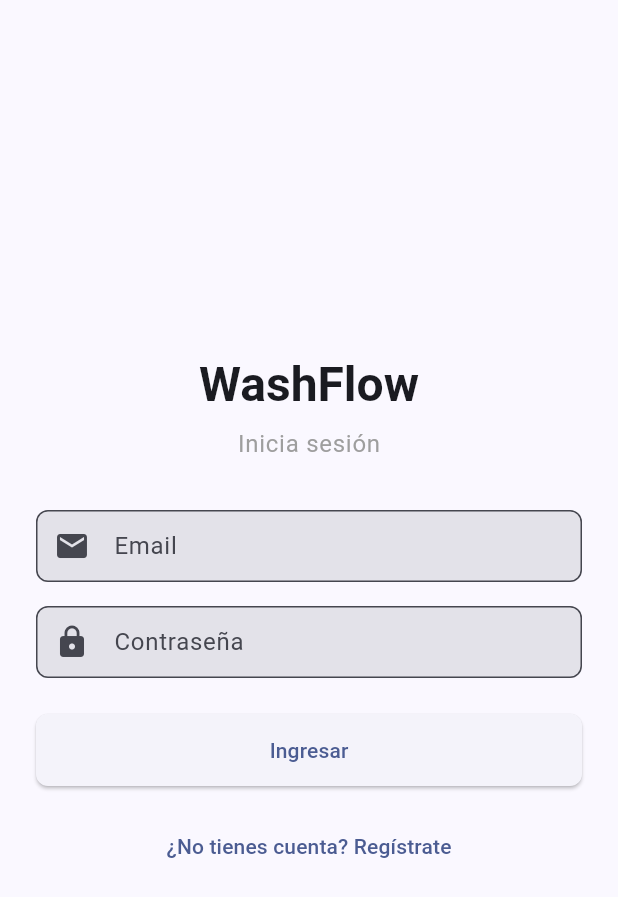
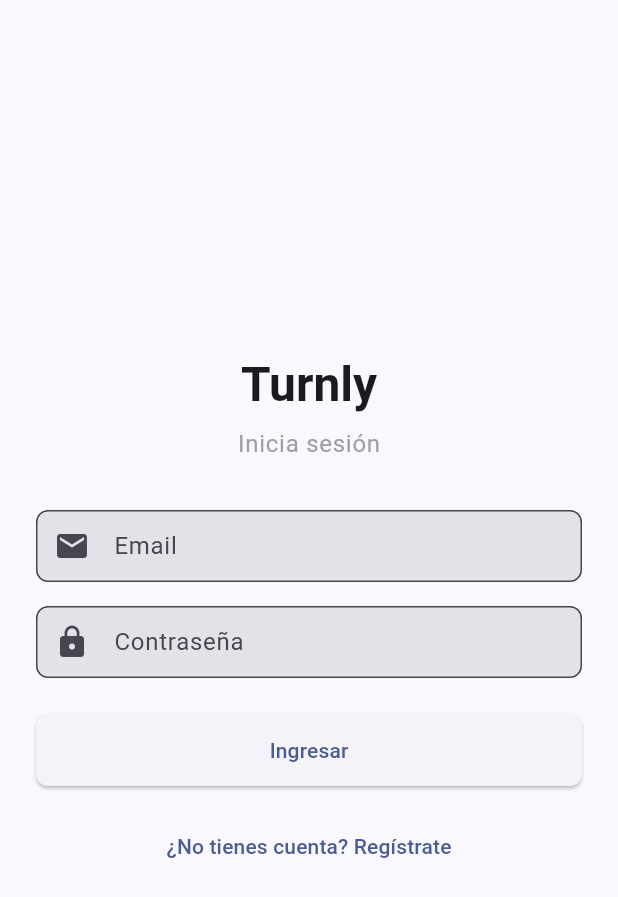
Before and after one commit to korbold/turnly, a Flutter app: the screen it shows after launch, on a phone screen of 412 x 824 dp. Shown: the top 897 px of the screen. Run offline on Flutter 3.47's test engine with Material 3 defaults, Android fonts, the light colour scheme and no system bars; our stand-ins replace dio, flutter_riverpod, flutter_secure_storage, fpdart, go_router.

Commit message:
rebrand: update mobile Flutter app WashFlow → Turnly

```diff
--- a/apps/mobile/lib/features/auth/presentation/screens/login_screen.dart
+++ b/apps/mobile/lib/features/auth/presentation/screens/login_screen.dart
@@ -51,7 +51,7 @@ class _LoginScreenState extends ConsumerState<LoginScreen> {
               child: Column(
                 mainAxisSize: MainAxisSize.min,
                 children: [
-                  Text('WashFlow', style: Theme.of(context).textTheme.headlineLarge?.copyWith(fontWeight: FontWeight.bold)),
+                  Text('Turnly', style: Theme.of(context).textTheme.headlineLarge?.copyWith(fontWeight: FontWeight.bold)),
                   const SizedBox(height: 8),
                   Text('Inicia sesión', style: Theme.of(context).textTheme.bodyLarge?.copyWith(color: Colors.grey)),
                   const SizedBox(height: 32),
--- a/apps/mobile/lib/features/auth/presentation/screens/register_screen.dart
+++ b/apps/mobile/lib/features/auth/presentation/screens/register_screen.dart
@@ -61,7 +61,7 @@ class _RegisterScreenState extends ConsumerState<RegisterScreen> {
               child: Column(
                 mainAxisSize: MainAxisSize.min,
                 children: [
-                  Text('WashFlow', style: Theme.of(context).textTheme.headlineLarge?.copyWith(fontWeight: FontWeight.bold)),
+                  Text('Turnly', style: Theme.of(context).textTheme.headlineLarge?.copyWith(fontWeight: FontWeight.bold)),
                   const SizedBox(height: 8),
                   Text('Crea tu cuenta', style: Theme.of(context).textTheme.bodyLarge?.copyWith(color: Colors.grey)),
                   const SizedBox(height: 32),
--- a/apps/mobile/lib/features/home/presentation/screens/home_screen.dart
+++ b/apps/mobile/lib/features/home/presentation/screens/home_screen.dart
@@ -44,7 +44,7 @@ class _HomeTab extends StatelessWidget {
   @override
   Widget build(BuildContext context) {
     return Scaffold(
-      appBar: AppBar(title: const Text('WashFlow')),
+      appBar: AppBar(title: const Text('Turnly')),
       body: Padding(
         padding: const EdgeInsets.all(16),
         child: Column(
--- a/apps/mobile/lib/features/vehicles/presentation/screens/vehicle_history_screen.dart
+++ b/apps/mobile/lib/features/vehicles/presentation/screens/vehicle_history_screen.dart
@@ -73,7 +73,7 @@ class _VehicleHistoryScreenState extends State<VehicleHistoryScreen> {
         }
         if (_entries.isEmpty) {
           return const Center(
-            child: Text('Este vehículo aún no tiene historial de lavados.'),
+            child: Text('Este vehículo aún no tiene historial de servicios.'),
           );
         }
         return RefreshIndicator(
--- a/apps/mobile/lib/main.dart
+++ b/apps/mobile/lib/main.dart
@@ -5,16 +5,16 @@ import 'core/router/app_router.dart';
 import 'core/theme/app_theme.dart';
 
 void main() {
-  runApp(const ProviderScope(child: WashFlowApp()));
+  runApp(const ProviderScope(child: TurnlyApp()));
 }
 
-class WashFlowApp extends StatelessWidget {
-  const WashFlowApp({super.key});
+class TurnlyApp extends StatelessWidget {
+  const TurnlyApp({super.key});
 
   @override
   Widget build(BuildContext context) {
     return MaterialApp.router(
-      title: 'WashFlow',
+      title: 'Turnly',
       theme: AppTheme.light,
       routerConfig: goRouter,
       debugShowCheckedModeBanner: false,
--- a/apps/mobile/pubspec.yaml
+++ b/apps/mobile/pubspec.yaml
@@ -1,4 +1,4 @@
-name: washflow_mobile
+name: turnly_mobile
 description: "A new Flutter project."
 # The following line prevents the package from being accidentally published to
 # pub.dev using `flutter pub publish`. This is preferred for private packages.
```
Also changed, not shown: 7 other files.
